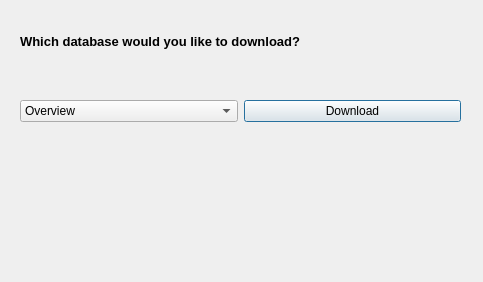
youngTouring/genome_info, file Design/downloading_dialog.ui: the form before one commit.
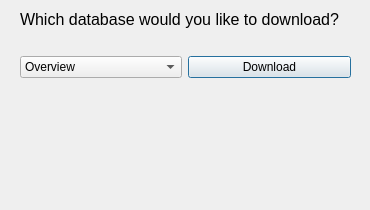
The form after the commit. Icons and pictures are not drawn.

```diff
--- a/Design/downloading_dialog.ui
+++ b/Design/downloading_dialog.ui
@@ -6,8 +6,8 @@
    <rect>
     <x>0</x>
     <y>0</y>
-    <width>483</width>
-    <height>282</height>
+    <width>370</width>
+    <height>210</height>
    </rect>
   </property>
   <property name="windowTitle">
@@ -22,8 +22,8 @@
     <rect>
      <x>20</x>
      <y>10</y>
-     <width>441</width>
-     <height>251</height>
+     <width>331</width>
+     <height>181</height>
     </rect>
    </property>
    <layout class="QGridLayout" name="gridLayout">
@@ -43,13 +43,19 @@
      <layout class="QHBoxLayout" name="horizontalLayout">
       <item>
        <widget class="QLabel" name="label">
+        <property name="maximumSize">
+         <size>
+          <width>16777215</width>
+          <height>20</height>
+         </size>
+        </property>
         <property name="font">
          <font>
           <pointsize>12</pointsize>
          </font>
         </property>
         <property name="text">
-         <string>&lt;html&gt;&lt;head/&gt;&lt;body&gt;&lt;p&gt;&lt;span style=&quot; font-size:10pt; font-weight:600;&quot;&gt;Which database would you like to download?&lt;/span&gt;&lt;/p&gt;&lt;/body&gt;&lt;/html&gt;</string>
+         <string>&lt;html&gt;&lt;head/&gt;&lt;body&gt;&lt;p&gt;Which database would you like to download?&lt;/p&gt;&lt;/body&gt;&lt;/html&gt;</string>
         </property>
        </widget>
       </item>
```
